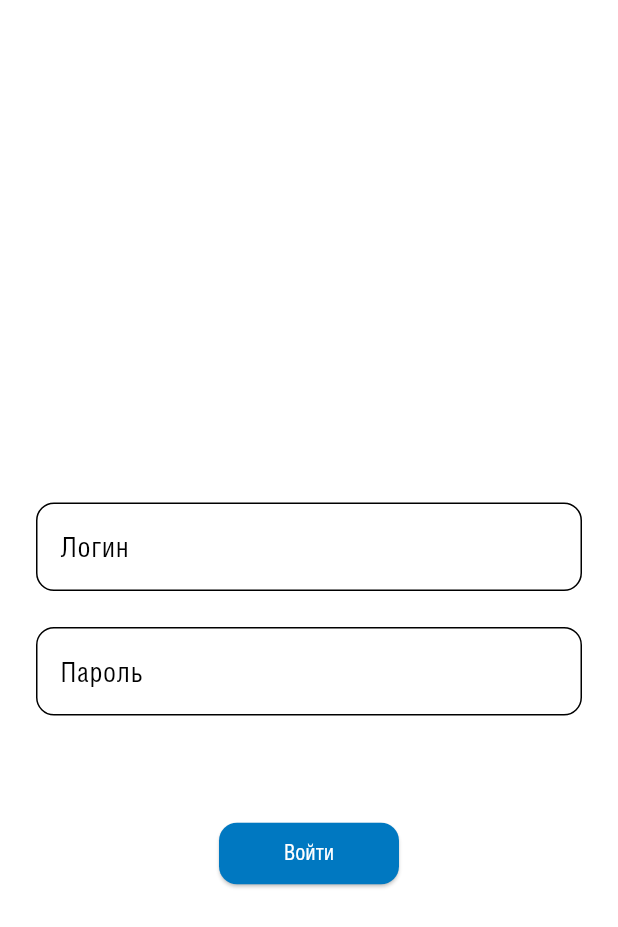
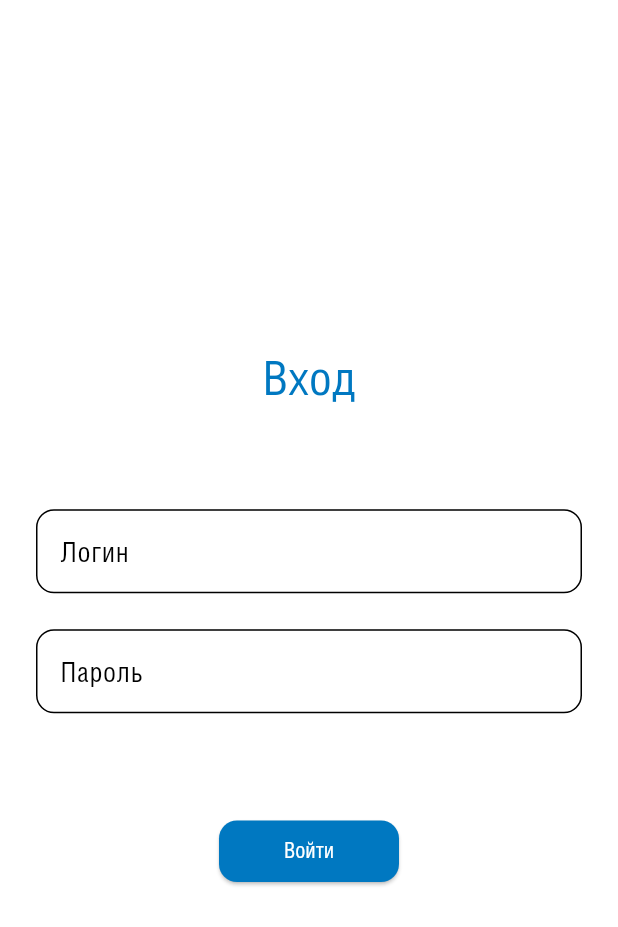
Before and after one commit to anya169/employees-reward-system, a Flutter app: the screen it shows after launch, on a phone screen of 412 x 824 dp. Shown: the top 927 px of the screen. Run offline on Flutter 3.47's test engine with Material 3 defaults, Android fonts, the phone set to English and light mode, and no system bars; our stand-ins replace flutter_bloc, shared_preferences, supabase_flutter; accounts and stored records are empty.

Commit message:
Оформлены карточки мероприятий

```diff
--- a/lib/main.dart
+++ b/lib/main.dart
@@ -1,9 +1,11 @@
 import 'package:flutter/material.dart';
 import 'package:flutter_bloc/flutter_bloc.dart';
 import 'package:individual_project/repositories/auth_repository.dart';
+import 'package:individual_project/repositories/events_repository.dart';
 import 'package:individual_project/screens/auth_screen_provider.dart';
 import 'package:individual_project/screens/cubits/account_screen_cubit.dart';
 import 'package:individual_project/screens/cubits/auth_screen_cubit.dart';
+import 'package:individual_project/screens/cubits/events_screen_cubit.dart';
 import 'package:individual_project/styles/theme.dart';
 import 'package:supabase_flutter/supabase_flutter.dart';
 
@@ -24,11 +26,13 @@ class MyApp extends StatelessWidget {
   @override
   Widget build(BuildContext context) {
     final authRepository = AuthRepository();
+    final eventsRepository = EventRepository();
 
     return MultiBlocProvider(
       providers: [
         BlocProvider(create: (context) => AuthCubit(authRepository)),
         BlocProvider(create: (context) => AccountCubit(user: {})),
+        BlocProvider(create: (context) => EventCubit(eventsRepository))
       ],
       child:
       MaterialApp(
--- a/lib/repositories/auth_repository.dart
+++ b/lib/repositories/auth_repository.dart
@@ -17,9 +17,6 @@ class AuthRepository {
           'p_password': password,
         },
       );
-      print('Raw response from RPC: $response');  // ← что приходит?
-      print('Response type: ${response.runtimeType}');  // ← какого типа?
-      print('Response isNotEmpty: ${response != null && response.isNotEmpty}');
       if (response != null && response.isNotEmpty) {
         await _saveUserId(response[0]['id']);
         return response[0];
--- a/lib/screens/account_screen.dart
+++ b/lib/screens/account_screen.dart
@@ -26,7 +26,7 @@ class AccountScreen extends StatelessWidget {
         builder: (context, state) {
           if (state is AccountInfoState) {
             return Padding(
-                padding: const EdgeInsets.only(top: 72, left: 24, right: 24),
+                padding: const EdgeInsets.only(top: 60, left: 24, right: 24),
                 child: Column(
                   spacing: 12,
                   children: [
--- a/lib/screens/auth_screen.dart
+++ b/lib/screens/auth_screen.dart
@@ -48,7 +48,7 @@ class AuthScreen extends StatelessWidget {
           children: [
             Text(
               'Вход',
-              style: Theme.of(context).textTheme.displayLarge,
+              style: Theme.of(context).textTheme.displaySmall,
             ),
 
             if (state.formError != null)
@@ -64,6 +64,7 @@ class AuthScreen extends StatelessWidget {
                 errorText: state.usernameError,
                 hintText: 'Введите ваш логин',
               ),
+              style: Theme.of(context).textTheme.bodySmall,
               keyboardType: TextInputType.text,
               initialValue: state.username,
               onChanged: (value) {
@@ -76,6 +77,7 @@ class AuthScreen extends StatelessWidget {
                 errorText: state.passwordError,
                 hintText: 'Введите ваш пароль',
               ),
+              style: Theme.of(context).textTheme.bodySmall,
               keyboardType: TextInputType.visiblePassword,
               obscureText: true,
               initialValue: state.password,
--- /dev/null
+++ b/lib/screens/cubits/events_screen_cubit.dart
@@ -0,0 +1,17 @@
+import 'package:individual_project/repositories/events_repository.dart';
+import 'package:individual_project/screens/cubits/events_screen_state.dart';
+import 'package:flutter_bloc/flutter_bloc.dart';
+
+class EventCubit extends Cubit<EventState> {
+  final EventRepository _eventsRepository;
+
+  EventCubit(this._eventsRepository) : super(EventLoadingState()) {
+    _getCurrentEvents();
+  }
+
+  // Получение текущих мероприятий из бд
+  Future<void> _getCurrentEvents() async {
+    final events = await _eventsRepository.getCurrentEvents();
+    emit(EventInfoState(eventsArray: events));
+  }
+}
--- /dev/null
+++ b/lib/screens/cubits/events_screen_state.dart
@@ -0,0 +1,11 @@
+abstract class EventState {}
+
+class EventLoadingState extends EventState {}
+
+class EventInfoState extends EventState {
+  final List<Map<String, dynamic>> eventsArray;
+
+  EventInfoState({
+    required this.eventsArray
+  });
+}
--- a/lib/styles/theme.dart
+++ b/lib/styles/theme.dart
@@ -5,8 +5,10 @@ class AppTheme {
   static const TextTheme _textTheme = TextTheme(
     displayLarge: TextStyle(fontSize: 32, color: AppColors.white),
     displayMedium: TextStyle(fontSize: 24, color: AppColors.white),
+    displaySmall: TextStyle(fontSize: 32, color: AppColors.blue),
     bodyLarge: TextStyle(fontSize: 18, color: AppColors.white),
     bodyMedium: TextStyle(fontSize: 16, color: AppColors.white),
+    bodySmall: TextStyle(fontSize: 18, color: AppColors.blue),
     labelMedium: TextStyle(fontSize: 14, color: AppColors.white),
     labelSmall: TextStyle(fontSize: 14, color: AppColors.grey),
   );
@@ -29,6 +31,7 @@ class AppTheme {
       border: OutlineInputBorder(
         borderRadius: BorderRadius.circular(12),
       ),
+
       filled: true,
       fillColor: AppColors.white,
       hintStyle: _textTheme.labelSmall,
--- a/pubspec.yaml
+++ b/pubspec.yaml
@@ -37,6 +37,7 @@ dependencies:
   flutter_bloc: ^9.1.1
   supabase_flutter: ^2.0.0
   shared_preferences: ^2.2.2
+  intl: ^0.19.0
 
 dev_dependencies:
   flutter_test:
```
Also changed, not shown: lib/components/event_card.dart (added, +108 -0 lines), lib/repositories/events_repository.dart (added, +24 -0 lines), lib/screens/events_screen.dart (added, +55 -0 lines), lib/screens/main_screen.dart (+2 -9 lines), pubspec.lock. Lines whose indentation alone changed are shown as unchanged.
